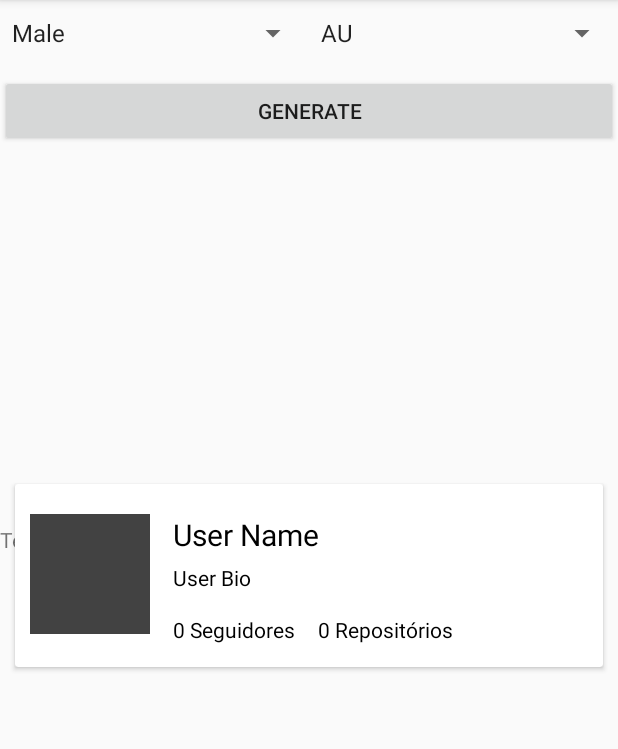
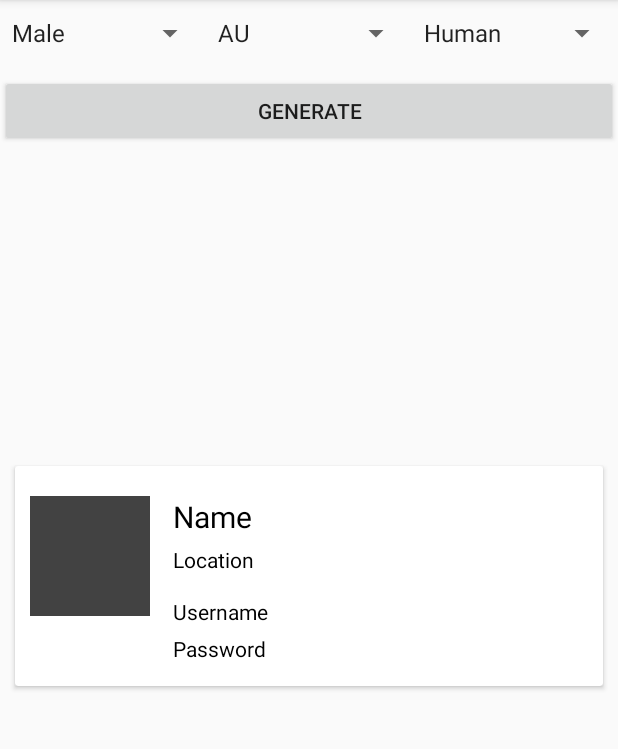
Before and after one commit to henriquemsouza/Random-user-android, an Android app: the screen it shows after launch (MainActivity), after a tap on "GENERATE", on a phone screen of 412 x 824 dp, the part 84-833 px from its top. Run offline under Robolectric (Android 15) with nearby library versions, the phone set to English and light mode, and no system bars; pictures from the network do not load.

Commit message:
working need to fix block function

```diff
--- a/RandomUser/app/src/main/java/souza/hm/com/randomuser/MainActivity.java
+++ b/RandomUser/app/src/main/java/souza/hm/com/randomuser/MainActivity.java
@@ -7,9 +7,12 @@ import android.support.v7.widget.CardView;
 import android.util.Log;
 import android.view.View;
 import android.widget.Button;
+import android.widget.ImageView;
 import android.widget.Spinner;
 import android.widget.TextView;
 import android.widget.Toast;
+
+import com.bumptech.glide.Glide;
 
 import okhttp3.Call;
 import okhttp3.Callback;
@@ -17,6 +20,7 @@ import okhttp3.OkHttpClient;
 import okhttp3.Request;
 import okhttp3.Response;
 
+import org.json.JSONArray;
 import org.json.JSONException;
 import org.json.JSONObject;
 
@@ -32,24 +36,35 @@ public class MainActivity extends AppCompatActivity {
         Button searchButton = (Button) findViewById(R.id.search_button);
         final Spinner spgender = (Spinner) findViewById(R.id.spinnerGender);
         final Spinner spNat = (Spinner) findViewById(R.id.spinnerNAT);
+        final Spinner spLeg = (Spinner) findViewById(R.id.spinnerLEG);
 
         searchButton.setOnClickListener(new View.OnClickListener() {
             @Override
             public void onClick(View v) {
-             //   Toast.makeText(getApplicationContext(),String.valueOf(spgender.getSelectedItem()), Toast.LENGTH_SHORT).show();
-                //https://randomuser.me/api/?gender=male&nat=br
-                GeneratePerson(String.valueOf(spgender.getSelectedItem()),String.valueOf(spNat.getSelectedItem()));
+
+//                https://randomuser.me/api/?gender=male&nat=br
+//                https://randomuser.me/api/?gender=male&nat=br&lego
+                GeneratePerson(String.valueOf(spgender.getSelectedItem()),String.valueOf(spNat.getSelectedItem()),String.valueOf(spLeg.getSelectedItem()));
+
             }
         });
 
     }
-    //
+    //render view to bitmap android
 
     //
-    void GeneratePerson(String genderpick, String natpick)
+    void GeneratePerson(String genderpick, String natpick,String lepick)
     {
 //
-        String requestUrl = "https://randomuser.me/api/?gender="+genderpick+"&nat="+natpick;
+        String requestUrl;
+        if (lepick=="Human")
+        {
+             requestUrl = "https://randomuser.me/api/?gender="+genderpick+"&nat="+natpick;
+        }else
+            {
+                requestUrl = "https://randomuser.me/api/?gender="+genderpick+"&nat="+natpick+"&lego";
+            }
+
 
         OkHttpClient client = new OkHttpClient();
         Request request = new Request.Builder()
@@ -68,15 +83,14 @@ public class MainActivity extends AppCompatActivity {
 
             @Override
             public void onResponse(Call call, Response response) throws IOException {
-                final TextView nomeUser = (TextView) findViewById(R.id.tesID);
-                // final TextView nomeUser = (TextView) findViewById(R.id.user_name);
+                final TextView nomeUser = (TextView) findViewById(R.id.user_name);
                 final TextView state = (TextView) findViewById(R.id.user_state);
                 final TextView nickname = (TextView) findViewById(R.id.nick_name);
                 final TextView password = (TextView) findViewById(R.id.password);
-                // final TextView Uestado = (TextView) findViewById(R.id.estadoID);
+                final ImageView userAvatar = (ImageView) findViewById((R.id.user_avatar));
 
                 final String jsonData = response.body().string();
-               // Log.i("getProfileInfo", jsonData);
+                Log.i("getProfileInfo", jsonData);
                 if (response.isSuccessful()) {
                     runOnUiThread(new Runnable() {
                         @Override
@@ -84,14 +98,25 @@ public class MainActivity extends AppCompatActivity {
                             CardView userCard = (CardView) findViewById(R.id.card_user_info);
                             try {
                                 JSONObject rootObj = new JSONObject(jsonData);
-                                JSONObject subObj = rootObj.getJSONObject("name");
-                                //JSONObject subObj = rootObj.get("results");
+                                JSONArray results = (JSONArray) rootObj.get("results");
+                                JSONObject resultObject = (JSONObject) results.get(0);
+
+                                JSONObject ge_name = (JSONObject) resultObject.get("name");
+                                JSONObject ge_location = (JSONObject) resultObject.get("location");
+                                JSONObject ge_login = (JSONObject) resultObject.get("login");
+                                JSONObject ge_img = (JSONObject) resultObject.get("picture");
 
                                 if (rootObj != null) {
 
-                                 //   nomeUser.setText(rootObj.getString("name"));
-                                    nomeUser.setText(rootObj.get("name").toString());
+                                    nomeUser.setText(ge_name.get("first").toString()+" "+ge_name.get("last").toString());
+                                    state.setText(ge_location.get("city").toString()+"-"+ge_location.get("state").toString());
+                                    nickname.setText("Username: "+ge_login.get("username").toString());
+                                    password.setText("Password: "+ge_login.get("password").toString());
 
+                                    Glide.with(MainActivity.this).load(ge_img.get("medium"))
+                                            .asBitmap()
+                                            .fitCenter()
+                                            .into(userAvatar);
 
                                     userCard.setVisibility(View.VISIBLE);
                                 }
--- a/RandomUser/app/src/main/res/layout/activity_main.xml
+++ b/RandomUser/app/src/main/res/layout/activity_main.xml
@@ -24,6 +24,12 @@
             android:id="@+id/spinnerNAT"
             android:entries="@array/nat_array"
             android:prompt="@string/prompt_nat"
+            android:layout_width="match_parent"
+            android:layout_height="wrap_content"
+            android:layout_weight="8" />
+        <Spinner
+            android:id="@+id/spinnerLEG"
+            android:entries="@array/lego_array"
             android:layout_width="match_parent"
             android:layout_height="wrap_content"
             android:layout_weight="8" />
@@ -82,7 +88,7 @@
                     android:layout_marginLeft="5dp"
                     android:layout_marginRight="10dp"
                     android:layout_marginTop="10dp"
-                    android:text="User Name"
+                    android:text="@string/user_nametxt"
                     android:textColor="#000000"
                     android:textSize="20dp" />
 
@@ -94,7 +100,7 @@
                     android:layout_marginBottom="5dp"
                     android:layout_marginLeft="5dp"
                     android:layout_marginRight="10dp"
-                    android:text="User Bio"
+                    android:text="@string/locationtxt"
                     android:textColor="#000000"
                     android:textSize="14dp" />
 
@@ -104,7 +110,7 @@
                     android:layout_height="wrap_content"
                     android:layout_below="@+id/user_state"
                     android:layout_marginTop="10dp"
-                    android:orientation="horizontal">
+                    android:orientation="vertical">
 
                     <TextView
                         android:id="@+id/nick_name"
@@ -113,7 +119,7 @@
                         android:layout_marginBottom="5dp"
                         android:layout_marginLeft="5dp"
                         android:layout_marginRight="10dp"
-                        android:text="0 Seguidores"
+                        android:text="@string/user_ntxt"
                         android:textColor="#000000"
                         android:textSize="14dp" />
 
@@ -124,7 +130,7 @@
                         android:layout_marginBottom="5dp"
                         android:layout_marginLeft="5dp"
                         android:layout_marginRight="10dp"
-                        android:text="0 Repositórios"
+                        android:text="@string/pass_txt"
                         android:textColor="#000000"
                         android:textSize="14dp" />
                 </LinearLayout>
@@ -132,12 +138,5 @@
         </LinearLayout>
     </android.support.v7.widget.CardView>
 
-    <TextView
-        android:id="@+id/tesID"
-        android:layout_width="wrap_content"
-        android:layout_height="wrap_content"
-        android:layout_marginTop="350dp"
-        android:text="TextView" />
-
 
 </android.support.design.widget.CoordinatorLayout>
--- a/RandomUser/app/src/main/res/values/strings.xml
+++ b/RandomUser/app/src/main/res/values/strings.xml
@@ -8,6 +8,10 @@
         <item>Female</item>
     </string-array>
     <string name="prompt_nat">Choose a nationality</string>
+    <string name="locationtxt">Location</string>
+    <string name="user_nametxt">Name</string>
+    <string name="user_ntxt">Username</string>
+    <string name="pass_txt">Password</string>
     <string-array name="nat_array">
         <item>AU</item>
         <item>BR</item>
@@ -26,4 +30,10 @@
         <item>UR</item>
     </string-array>
 
+
+    <string-array name="lego_array">
+        <item>Human</item>
+        <item>Lego</item>
+    </string-array>
+
 </resources>
```
